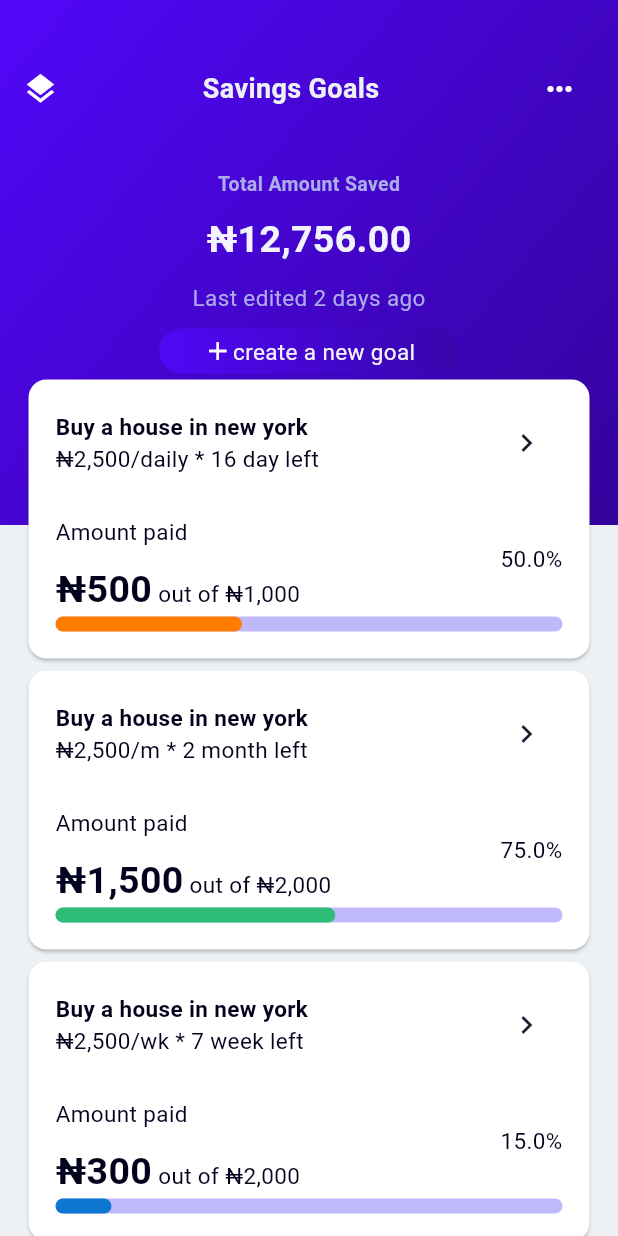
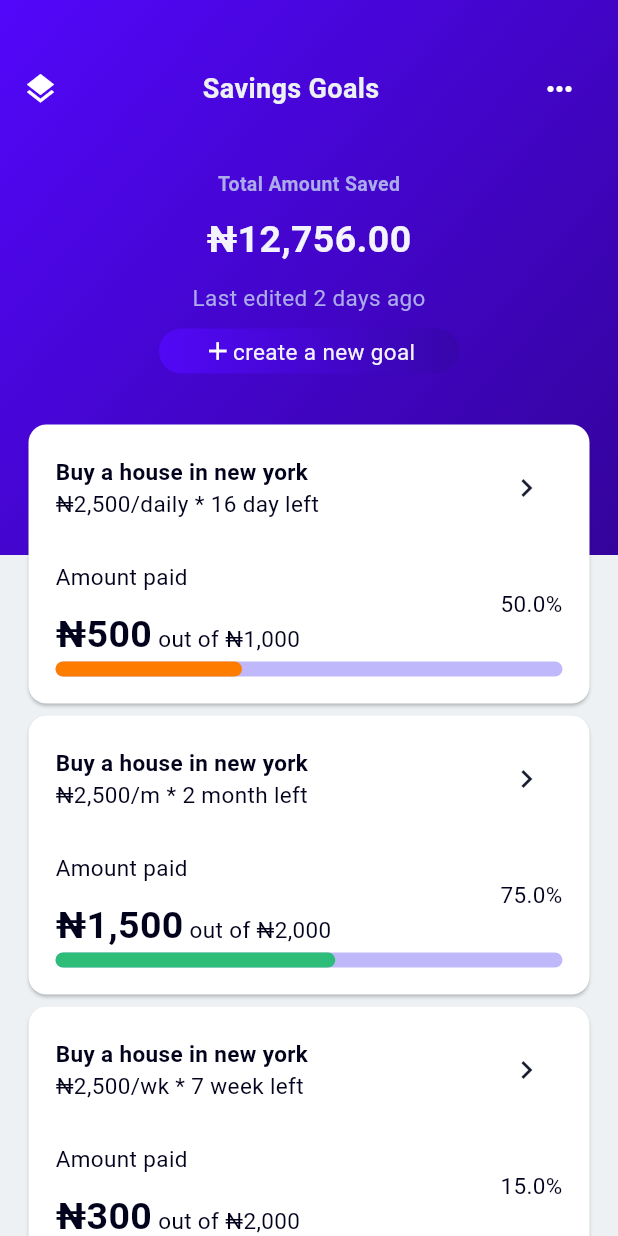
Before and after one commit to Bonnie-Bonhomie/CredifyThrift, a Flutter app: the SavingPage screen opened directly, on a phone screen of 412 x 824 dp. Run offline on Flutter 3.47's test engine with Material 3 defaults, Android fonts, the light colour scheme and no system bars; our stand-ins replace camera, file_picker, flutter_spinkit, image_picker, lottie, permission_handler and 2 more; Roboto replaces fonts that are missing (inter-Regular).

Commit message:
Increase the space between the create new savings

```diff
--- a/lib/view/savings/presentation/saving_page.dart
+++ b/lib/view/savings/presentation/saving_page.dart
@@ -1,7 +1,5 @@
 import 'package:credify/view/savings/notifier/saving_notifier.dart';
 import 'package:credify/viewModel/app_model.dart';
-
-import '../../../core/utils/gradient_linear_bar.dart';
 import '../../../export_barrel.dart';
 
 class SavingPage extends StatefulWidget {
@@ -26,7 +24,7 @@ class _SavingPageState extends State<SavingPage> {
               alignment: Alignment.center,
               children: [
                 GradientContainer(
-                  height: 350,
+                  height: 370,
                   child: Column(
                     crossAxisAlignment: CrossAxisAlignment.center,
                     // mainAxisAlignment: MainAxisAlignment.spaceEvenly,
@@ -89,7 +87,7 @@ class _SavingPageState extends State<SavingPage> {
                   ),
                 ),
                 Positioned(
-                  top: 240,
+                  top: 270,
                   child: Container(
                       width: MediaQuery
                           .of(context)
```
